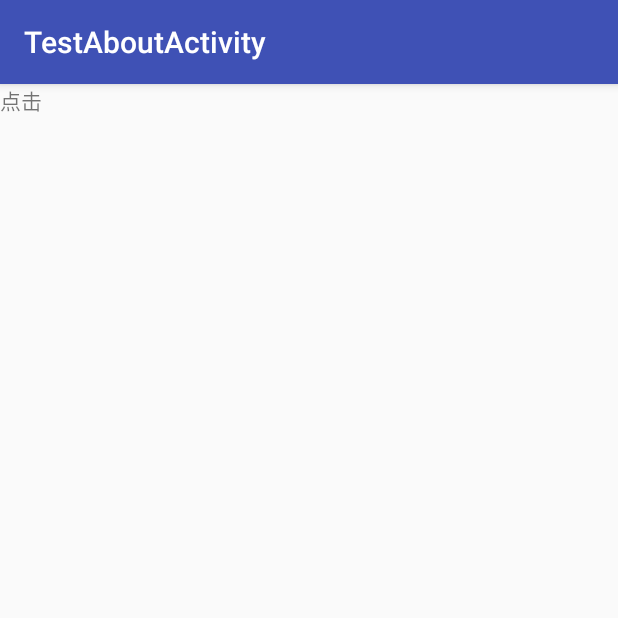
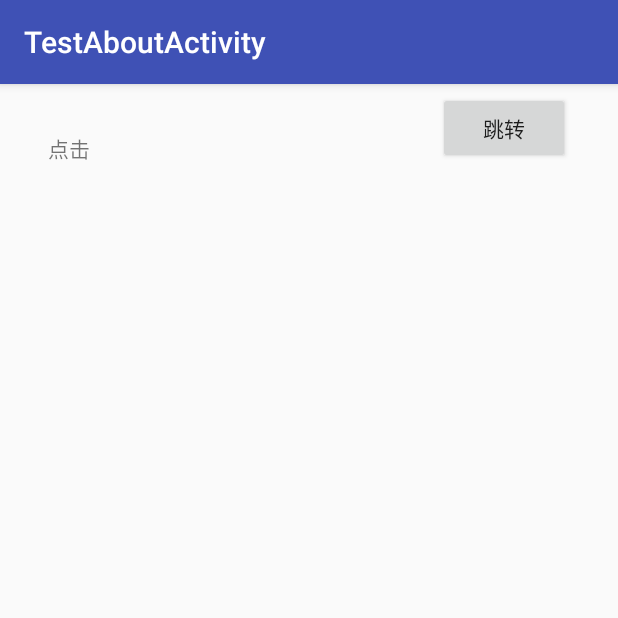
Before and after one commit to w233p/TestAboutActivity, an Android app: the screen it shows after launch (MainActivity), after a tap on "未点击", on a phone screen of 412 x 824 dp, the top half of it. Run offline under Robolectric (Android 15) with nearby library versions, the phone set to English and light mode, and no system bars.

Commit message:
onActivityResult
添加了onActivityResult的用法

```diff
--- a/app/src/main/AndroidManifest.xml
+++ b/app/src/main/AndroidManifest.xml
@@ -16,6 +16,7 @@
                 <category android:name="android.intent.category.LAUNCHER" />
             </intent-filter>
         </activity>
+        <activity android:name=".Activity2" />
     </application>
 
 </manifest>
--- a/app/src/main/java/com/example/msi/testaboutactivity/MainActivity.java
+++ b/app/src/main/java/com/example/msi/testaboutactivity/MainActivity.java
@@ -1,14 +1,17 @@
 package com.example.msi.testaboutactivity;
 
+import android.content.Intent;
 import android.support.v7.app.AppCompatActivity;
 import android.os.Bundle;
 import android.util.Log;
 import android.view.View;
+import android.widget.Button;
 import android.widget.TextView;
 
 public class MainActivity extends AppCompatActivity {
 
-    TextView tv1 = null;
+    TextView mTv1 = null;
+    Button mBt1 = null;
 
     @Override
     protected void onStart() {
@@ -46,33 +49,62 @@ public class MainActivity extends AppCompatActivity {
         setContentView(R.layout.activity_main);
         Log.d("onCreate", "onCreate");
 
-        tv1 = (TextView) findViewById(R.id.tv1);
-        if(savedInstanceState!=null){
-            tv1.setText(savedInstanceState.getString("tv1_text","未点击"));
-        }else {
-            tv1.setText("未点击");
+        mTv1 = (TextView) findViewById(R.id.tv1);
+        if (savedInstanceState != null) {
+            mTv1.setText(savedInstanceState.getString("tv1_text", "未点击"));
+        } else {
+            mTv1.setText("未点击");
         }
-        tv1.setOnClickListener(new View.OnClickListener() {
+        mTv1.setOnClickListener(new View.OnClickListener() {
             @Override
             public void onClick(View v) {
-                tv1.setText("点击");
+                mTv1.setText("点击");
+            }
+        });
+
+        mBt1 = (Button) findViewById(R.id.bt1);
+        mBt1.setOnClickListener(new View.OnClickListener() {
+            @Override
+            public void onClick(View v) {
+                Intent intent = new Intent();
+                intent.setClass(MainActivity.this, Activity2.class);
+                startActivityForResult(intent, 1);
             }
         });
     }
 
+    @Override
+    protected void onActivityResult(int requestCode, int resultCode, Intent data) {
+        super.onActivityResult(requestCode, resultCode, data);
+        Log.d("tag:", "onActivityResult");
+        if (requestCode == 1) {
+            if (resultCode == 1) {
+                Bundle bundle =data.getExtras();
+                if(bundle!=null){
+                    Log.d("tag:", "bundle get");
+                    String msg= bundle.getString("name");
+                    mTv1.setText(msg);
+                }
+            }
+        }
+    }
+
     /*通过重写onSaveInstanceState方法保存数据
-    * 该方法适用于简单临时的数据
-    * 自定义对象数据或者socket等较大数据使用setRetainInstance(boolean)来保存,此处留坑*/
+     * 该方法适用于简单临时的数据
+     * 自定义对象数据或者socket等较大数据使用setRetainInstance(boolean)来保存,
+     * 一般使用该方法保存Fragment*/
     @Override
     protected void onSaveInstanceState(Bundle outState) {
         super.onSaveInstanceState(outState);
-        Log.d("tag:","onSaveInstanceState");
-        outState.putString("tv1_text",tv1.getText().toString());
+        Log.d("tag:", "onSaveInstanceState");
+        outState.putString("tv1_text", mTv1.getText().toString());
     }
 
     @Override
     protected void onRestoreInstanceState(Bundle savedInstanceState) {
         super.onRestoreInstanceState(savedInstanceState);
-        Log.d("tag:","onRestoreInstanceState");
+        Log.d("tag:", "onRestoreInstanceState");
     }
+
+
 }
--- a/app/src/main/res/layout/activity_main.xml
+++ b/app/src/main/res/layout/activity_main.xml
@@ -10,7 +10,21 @@
         android:id="@+id/tv1"
         android:layout_width="wrap_content"
         android:layout_height="wrap_content"
+        android:layout_marginLeft="32dp"
+        android:layout_marginStart="32dp"
+        android:layout_marginTop="32dp"
         android:text="Hello World!"
-        />
+        app:layout_constraintStart_toStartOf="parent"
+        app:layout_constraintTop_toTopOf="parent" />
+
+    <Button
+        android:id="@+id/bt1"
+        android:layout_width="wrap_content"
+        android:layout_height="wrap_content"
+        android:layout_marginEnd="32dp"
+        android:layout_marginRight="32dp"
+        android:text="跳转"
+        app:layout_constraintBottom_toBottomOf="@+id/tv1"
+        app:layout_constraintEnd_toEndOf="parent" />
 
 </android.support.constraint.ConstraintLayout>
```
Also changed, not shown: app/src/main/java/com/example/msi/testaboutactivity/Activity2.java (added, +35 -0 lines), app/src/main/res/layout/activity2.xml (added, +21 -0 lines).
